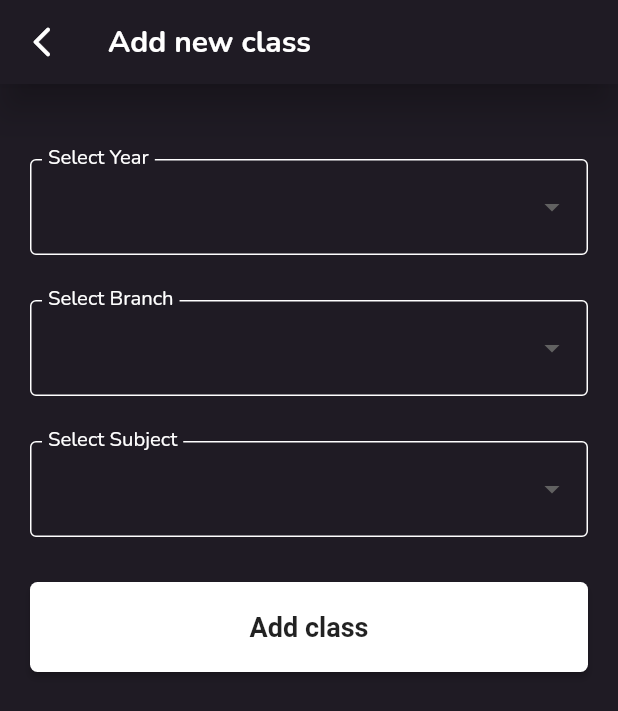
After one commit to Ashwith25/Attendance-Manager, a Flutter app: the AddNewClassPage screen opened directly, on a phone screen of 412 x 824 dp. The commit adds this screen. Shown: the top 711 px of the screen. Run offline on Flutter 3.47's test engine with Material 2 defaults, Android fonts, the phone set to English and light mode, and no system bars; our stand-ins replace fl_chart, flutter_neumorphic, google_fonts, page_transition, simple_animations.

Commit message:
add class page 3/4 done

```diff
--- a/attendance_manager/lib/Home/teacherHome.dart
+++ b/attendance_manager/lib/Home/teacherHome.dart
@@ -1,3 +1,4 @@
+import 'package:attendance_manager/Screens/addNewClass.dart';
 import 'package:attendance_manager/Screens/eachClass.dart';
 import 'package:attendance_manager/constants.dart';
 import 'package:attendance_manager/profile.dart';
@@ -78,10 +79,18 @@ class _TeacherHomeState extends State<TeacherHome> {
                   scrollDirection: Axis.horizontal,
                   child: Row(
                     children: [
-                      HomeScreenCard(
-                        title: "Add class",
-                        // icon: 'assets/add.png',
-                        icon: Icons.add,
+                      GestureDetector(
+                        onTap: () {
+                          Navigator.push(
+                              context,
+                              MaterialPageRoute(
+                                  builder: (context) => AddNewClassPage()));
+                        },
+                        child: HomeScreenCard(
+                          title: "Add class",
+                          // icon: 'assets/add.png',
+                          icon: Icons.add,
+                        ),
                       ),
                       GestureDetector(
                         onTap: () {
--- /dev/null
+++ b/attendance_manager/lib/Screens/addNewClass.dart
@@ -0,0 +1,361 @@
+import 'package:attendance_manager/auth/login.dart';
+import 'package:attendance_manager/constants.dart';
+import 'package:attendance_manager/theme.dart';
+import 'package:attendance_manager/welcome.dart';
+import 'package:flutter/material.dart';
+
+class AddNewClassPage extends StatefulWidget {
+  AddNewClassPage({Key? key}) : super(key: key);
+
+  @override
+  _AddNewClassPageState createState() => _AddNewClassPageState();
+}
+
+class _AddNewClassPageState extends State<AddNewClassPage> {
+  TextEditingController _password = TextEditingController();
+  TextEditingController _confirm = TextEditingController();
+
+  bool _passwordVisible = false;
+  var _currentSelectedValue1;
+  var _currentSelectedValue2;
+  var _currentSelectedValue3;
+
+  var _year = ["FE", "SE", "TE", "BE"];
+  var _branch = ["COMPS", "IT", "EXTC", "ETRX", "AUTOMOBILE", "MECHANICAL"];
+  var _subject = ["Artifical Intelligence", "Enterprise Network design", "CSL"];
+
+  final _formKey = GlobalKey<FormState>();
+  @override
+  void initState() {
+    _passwordVisible = false;
+  }
+
+  Widget build(BuildContext context) {
+    return SafeArea(
+      child: Scaffold(
+        resizeToAvoidBottomInset: false,
+        backgroundColor: Theme.of(context).primaryColor,
+        appBar: AppBar(
+          centerTitle: false,
+          elevation: 10,
+          backgroundColor: Theme.of(context).primaryColor,
+          title: Text(
+            'Add new class',
+            style: TextStyle(
+              color: Colors.white,
+              fontWeight: FontWeight.bold,
+            ),
+          ),
+        ),
+        body: Container(
+          height: MediaQuery.of(context).size.height,
+          width: double.infinity,
+          child: Form(
+            key: _formKey,
+            child: Column(
+              mainAxisAlignment: MainAxisAlignment.start,
+              children: [
+                Container(
+                  padding: EdgeInsets.fromLTRB(20, 50, 20, 10),
+                  child: FormField(
+                    builder: (FormFieldState state) {
+                      return InputDecorator(
+                        decoration: InputDecoration(
+                            helperStyle: TextStyle(color: Colors.white),
+                            focusedBorder: OutlineInputBorder(
+                                borderSide: BorderSide(color: Colors.white)),
+                            enabledBorder: OutlineInputBorder(
+                                borderSide: BorderSide(color: Colors.white)),
+                            border: OutlineInputBorder(
+                                borderSide: BorderSide(color: Colors.white)),
+                            labelText: "Select Year",
+                            labelStyle: TextStyle(color: Colors.white)),
+                        isEmpty: _currentSelectedValue1 == '',
+                        child: DropdownButtonHideUnderline(
+                          child: DropdownButton(
+                            dropdownColor: Theme.of(context).primaryColor,
+                            value: _currentSelectedValue1,
+                            isDense: true,
+                            onChanged: (newValue) {
+                              setState(() {
+                                _currentSelectedValue1 = newValue;
+                                state.didChange(newValue);
+                              });
+                            },
+                            // validator: (value) => value == null
+                            //     ? 'Please fill in your year'
+                            //     : null,
+                            items: _year.map((String value) {
+                              return DropdownMenuItem(
+                                value: value,
+                                child: Text(
+                                  value,
+                                  style: TextStyle(color: Colors.white),
+                                ),
+                              );
+                            }).toList(),
+                          ),
+                        ),
+                      );
+                    },
+                  ),
+                  // child: TextFormField(
+                  //     validator: (value) {
+                  //       if (value!.isEmpty) {
+                  //         return "Email Address can't be empty";
+                  //       }
+                  //       return null;
+                  //     },
+                  //     style: TextStyle(color: Colors.white),
+                  //     decoration: InputDecoration(
+                  //         helperStyle: TextStyle(color: Colors.white),
+                  //         focusedBorder: OutlineInputBorder(
+                  //             borderSide: BorderSide(color: Colors.white)),
+                  //         enabledBorder: OutlineInputBorder(
+                  //             borderSide: BorderSide(color: Colors.white)),
+                  //         border: OutlineInputBorder(
+                  //             borderSide: BorderSide(color: Colors.white)),
+                  //         labelText: "College Email Address",
+                  //         labelStyle: TextStyle(color: Colors.white))),
+                ),
+                Container(
+                  padding: EdgeInsets.fromLTRB(20, 20, 20, 10),
+                  child: FormField(
+                    builder: (FormFieldState state) {
+                      return InputDecorator(
+                          decoration: InputDecoration(
+                              helperStyle: TextStyle(color: Colors.white),
+                              focusedBorder: OutlineInputBorder(
+                                  borderSide: BorderSide(color: Colors.white)),
+                              enabledBorder: OutlineInputBorder(
+                                  borderSide: BorderSide(color: Colors.white)),
+                              border: OutlineInputBorder(
+                                  borderSide: BorderSide(color: Colors.white)),
+                              labelText: "Select Branch",
+                              // hintText: "Select Branch",
+                              // hintStyle: TextStyle(color: Colors.white),
+                              labelStyle: TextStyle(color: Colors.white)),
+                          isEmpty: _currentSelectedValue2 == '',
+                          child: DropdownButtonHideUnderline(
+                            child: DropdownButton(
+                              dropdownColor: Theme.of(context).primaryColor,
+                              value: _currentSelectedValue2,
+                              isDense: true,
+                              onChanged: (newValue) {
+                                setState(() {
+                                  _currentSelectedValue2 = newValue;
+                                  state.didChange(newValue);
+                                });
+                              },
+                              items: _branch.map((String value) {
+                                return DropdownMenuItem(
+                                  value: value,
+                                  child: Text(
+                                    value,
+                                    style: TextStyle(color: Colors.white),
+                                  ),
+                                );
+                              }).toList(),
+                            ),
+                          ));
+                    },
+                  ),
+                  // child: TextFormField(
+                  //     validator: (value) {
+                  //       if (value!.isEmpty) {
+                  //         return "Name can't be empty";
+                  //       }
+                  //       return null;
+                  //     },
+                  //     style: TextStyle(color: Colors.white),
+                  //     decoration: InputDecoration(
+                  //         helperStyle: TextStyle(color: Colors.white),
+                  //         focusedBorder: OutlineInputBorder(
+                  //             borderSide: BorderSide(color: Colors.white)),
+                  //         enabledBorder: OutlineInputBorder(
+                  //             borderSide: BorderSide(color: Colors.white)),
+                  //         border: OutlineInputBorder(
+                  //             borderSide: BorderSide(color: Colors.white)),
+                  //         labelText: "Name",
+                  //         labelStyle: TextStyle(color: Colors.white))),
+                ),
+                Container(
+                  padding: EdgeInsets.fromLTRB(20, 20, 20, 10),
+                  child: FormField(
+                    builder: (FormFieldState state) {
+                      return InputDecorator(
+                          decoration: InputDecoration(
+                              helperStyle: TextStyle(color: Colors.white),
+                              focusedBorder: OutlineInputBorder(
+                                  borderSide: BorderSide(color: Colors.white)),
+                              enabledBorder: OutlineInputBorder(
+                                  borderSide: BorderSide(color: Colors.white)),
+                              border: OutlineInputBorder(
+                                  borderSide: BorderSide(color: Colors.white)),
+                              labelText: "Select Subject",
+                              labelStyle: TextStyle(color: Colors.white)),
+                          isEmpty: _currentSelectedValue3 == '',
+                          child: DropdownButtonHideUnderline(
+                            child: DropdownButton(
+                              dropdownColor: Theme.of(context).primaryColor,
+                              value: _currentSelectedValue3,
+                              isDense: true,
+                              onChanged: (newValue) {
+                                setState(() {
+                                  _currentSelectedValue3 = newValue;
+                                  state.didChange(newValue);
+                                });
+                              },
+                              items: _subject.map((String value) {
+                                return DropdownMenuItem(
+                                  value: value,
+                                  child: Text(
+                                    value,
+                                    style: TextStyle(color: Colors.white),
+                                  ),
+                                );
+                              }).toList(),
+                            ),
+                          ));
+                    },
+                  ),
+                  // child: TextFormField(
+                  //   controller: _password,
+                  //   validator: (value) {
+                  //     if (value!.isEmpty) {
+                  //       return "Password can't be empty";
+                  //     } else if (value.trim().length < 8) {
+                  //       return 'Password must be atleast 8 charcters long';
+                  //     }
+                  //     return null;
+                  //   },
+                  //   obscureText: !_passwordVisible,
+                  //   style: TextStyle(color: Colors.white),
+                  //   cursorColor: Colors.white,
+                  //   decoration: InputDecoration(
+                  //     suffixIcon: IconButton(
+                  //       icon: Icon(
+                  //         _passwordVisible
+                  //             ? Icons.visibility
+                  //             : Icons.visibility_off,
+                  //         color: Colors.white,
+                  //       ),
+                  //       onPressed: () {
+                  //         setState(() {
+                  //           _passwordVisible = !_passwordVisible;
+                  //         });
+                  //       },
+                  //     ),
+                  //     helperStyle: TextStyle(color: Colors.white),
+                  //     focusedBorder: OutlineInputBorder(
+                  //         borderSide: BorderSide(color: Colors.white)),
+                  //     enabledBorder: OutlineInputBorder(
+                  //         borderSide: BorderSide(color: Colors.white)),
+                  //     border: OutlineInputBorder(
+                  //         borderSide: BorderSide(color: Colors.white)),
+                  //     labelText: "Password",
+                  //     labelStyle: TextStyle(color: Colors.white),
+                  //   ),
+                  // ),
+                ),
+                // Container(
+                //   padding: EdgeInsets.fromLTRB(20, 20, 20, 10),
+                //   child: TextFormField(
+                //     controller: _confirm,
+                //     validator: (value) {
+                //       if (value!.isEmpty) {
+                //         return "Confirm Password can't be empty";
+                //       } else if (_password.text != value) {
+                //         return 'Passwords do not match';
+                //       }
+                //       return null;
+                //     },
+                //     obscureText: !_passwordVisible,
+                //     style: TextStyle(color: Colors.white),
+                //     cursorColor: Colors.white,
+                //     decoration: InputDecoration(
+                //       suffixIcon: IconButton(
+                //         icon: Icon(
+                //           _passwordVisible
+                //               ? Icons.visibility
+                //               : Icons.visibility_off,
+                //           color: Colors.white,
+                //         ),
+                //         onPressed: () {
+                //           setState(() {
+                //             _passwordVisible = !_passwordVisible;
+                //           });
+                //         },
+                //       ),
+                //       helperStyle: TextStyle(color: Colors.white),
+                //       focusedBorder: OutlineInputBorder(
+                //           borderSide: BorderSide(color: Colors.white)),
+                //       enabledBorder: OutlineInputBorder(
+                //           borderSide: BorderSide(color: Colors.white)),
+                //       border: OutlineInputBorder(
+                //           borderSide: BorderSide(color: Colors.white)),
+                //       labelText: "Confirm Password",
+                //       labelStyle: TextStyle(color: Colors.white),
+                //     ),
+                //   ),
+                // ),
+                Container(
+                  padding: EdgeInsets.fromLTRB(20, 20, 20, 10),
+                  child: MaterialButton(
+                    minWidth: double.infinity,
+                    height: 60,
+                    color: Colors.white,
+                    shape: RoundedRectangleBorder(
+                        borderRadius: BorderRadius.circular(5)),
+                    child: Text(
+                      "Add class",
+                      style: TextStyle(
+                        fontWeight: FontWeight.w600,
+                        fontSize: 18,
+                      ),
+                    ),
+                    onPressed: () {
+                      if (_formKey.currentState!.validate())
+                        Navigator.of(context).pop();
+                    },
+                  ),
+                ),
+                // Spacer(),
+                // Row(
+                //   mainAxisAlignment: MainAxisAlignment.center,
+                //   crossAxisAlignment: CrossAxisAlignment.end,
+                //   children: [
+                //     Text(
+                //       "Already have an account? ",
+                //       style: TextStyle(color: Colors.white, fontSize: 12),
+                //     ),
+                //     GestureDetector(
+                //       onTap: () {
+                //         Navigator.push(
+                //             context,
+                //             MaterialPageRoute(
+                //                 builder: (context) => LoginPage()));
+                //       },
+                //       child: Text(
+                //         "Login",
+                //         style: TextStyle(
+                //           decoration: TextDecoration.underline,
+                //           fontWeight: FontWeight.bold,
+                //           fontSize: 12,
+                //           color: Colors.white,
+                //         ),
+                //       ),
+                //     )
+                //   ],
+                // ),
+                // SizedBox(
+                //   height: 20,
+                // ),
+              ],
+            ),
+          ),
+        ),
+      ),
+    );
+  }
+}
--- a/attendance_manager/pubspec.yaml
+++ b/attendance_manager/pubspec.yaml
@@ -39,6 +39,7 @@ dependencies:
   simple_animations: ^3.1.1
   flutter_neumorphic: ^3.1.0
   fl_chart: ^0.36.1
+  flutter_form_builder:
 
 dev_dependencies:
   flutter_test:
```
Also changed, not shown: attendance_manager/lib/profile.dart (+22 -0 lines), attendance_manager/pubspec.lock.
